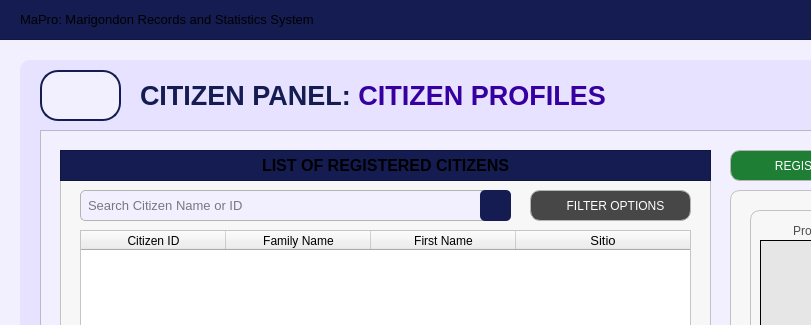
Before: the Qt Designer form Resources/UIs/MainPages/CitizenPanelPages/cp_citizenprofile.ui in Yohhannn/Barangay-Records-Statistics-System, drawn with Qt 5; both pictures show x 0 to 811 and y 0 to 325 of the 1350 by 850 pixel window.
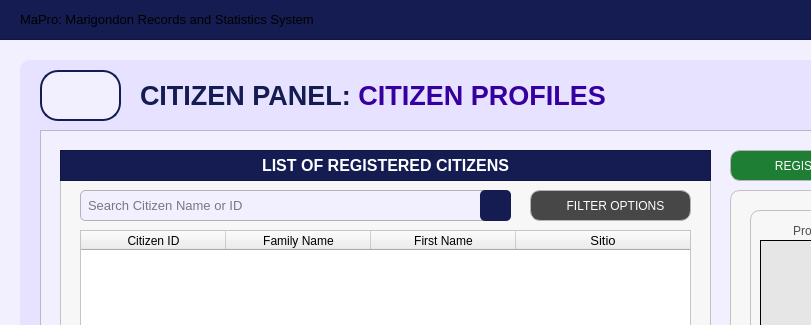
After: the same form once the commit is applied. Icons and pictures are not drawn.

Patch:
```diff
--- a/Resources/UIs/MainPages/CitizenPanelPages/cp_citizenprofile.ui
+++ b/Resources/UIs/MainPages/CitizenPanelPages/cp_citizenprofile.ui
@@ -269,7 +269,7 @@
         </font>
        </property>
        <property name="styleSheet">
-        <string notr="true">#label_title{
+        <string notr="true">#label_title_3{
 	background-color:transparent;
 	color: rgb(255, 255, 255);
 }</string>
```
